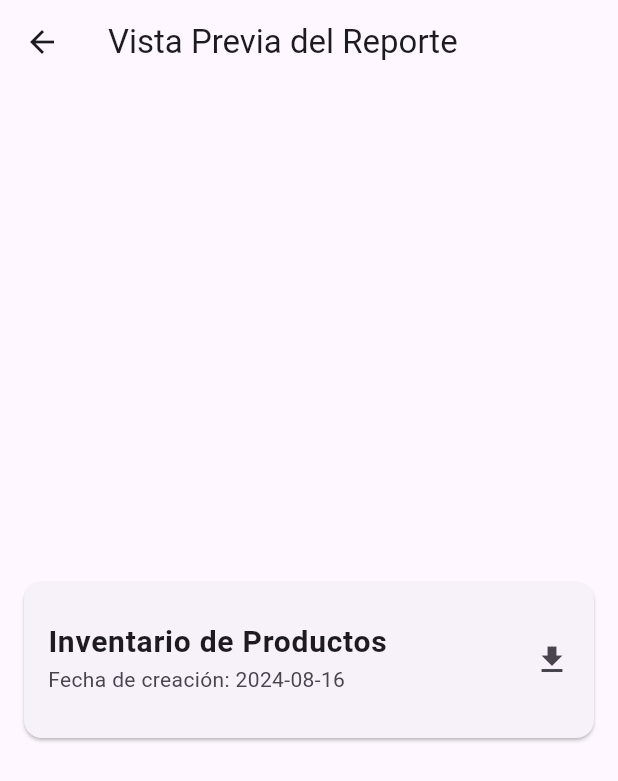
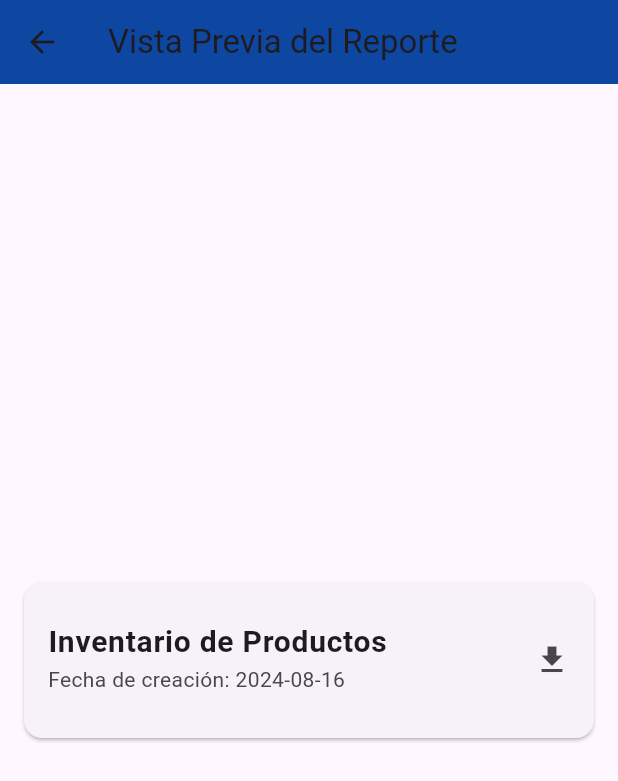
Before and after one commit to Nintventario-Team/NintventarioApp-beta, a Flutter app: the LastReport screen opened directly, on a phone screen of 412 x 824 dp. Shown: the top 781 px of the screen. Run offline on Flutter 3.47's test engine with Material 3 defaults, Android fonts, the phone set to English and light mode, and no system bars; our stand-ins replace font_awesome_flutter, shared_preferences; missing offline and left inert: mobile_scanner; accounts and stored records are empty.

Commit message:
Stetic changes

```diff
--- a/lib/screens/last_report.dart
+++ b/lib/screens/last_report.dart
@@ -9,10 +9,10 @@ class LastReport extends StatefulWidget {
   const LastReport({super.key});
 
   @override
-  _ReportScreenState createState() => _ReportScreenState();
+  _LastReportState createState() => _LastReportState();
 }
 
-class _ReportScreenState extends State<LastReport> {
+class _LastReportState extends State<LastReport> {
   late Future<Map<String, String>> _reportPreviewFuture;
 
   @override
@@ -77,6 +77,7 @@ class _ReportScreenState extends State<LastReport> {
     return Scaffold(
       appBar: AppBar(
         title: const Text('Vista Previa del Reporte'),
+        backgroundColor: const Color(0xFF0D47A1),
       ),
       body: FutureBuilder<Map<String, String>>(
         future: _reportPreviewFuture,
```
Also changed, not shown: lib/screens/last_inventory.dart (+17 -3 lines).
